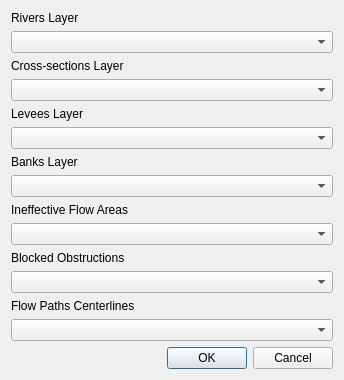
Qt form rivergis/ui/ui_importDataIntoRasTables.ui (erpas/rgis) before a commit.
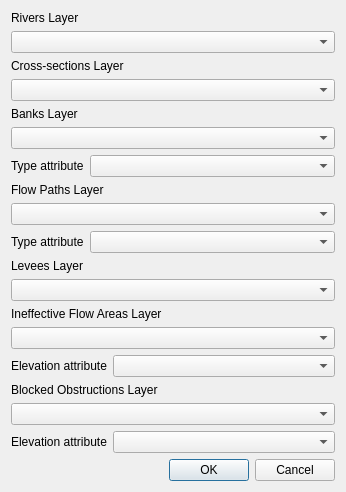
The same form after that commit.

Commit message: finished import data into RAS tables

Diff of the .ui file:
```diff
--- a/rivergis/ui/ui_importDataIntoRasTables.ui
+++ b/rivergis/ui/ui_importDataIntoRasTables.ui
@@ -6,10 +6,16 @@
    <rect>
     <x>0</x>
     <y>0</y>
-    <width>344</width>
-    <height>350</height>
+    <width>346</width>
+    <height>470</height>
    </rect>
   </property>
+  <property name="sizePolicy">
+   <sizepolicy hsizetype="MinimumExpanding" vsizetype="Preferred">
+    <horstretch>0</horstretch>
+    <verstretch>0</verstretch>
+   </sizepolicy>
+  </property>
   <property name="windowTitle">
    <string>Import Data Into RAS PostGIS Tables</string>
   </property>
@@ -36,16 +42,6 @@
      <item>
       <widget class="QComboBox" name="cboXs"/>
      </item>
-     <item>
-      <widget class="QLabel" name="label_3">
-       <property name="text">
-        <string>Levees Layer</string>
-       </property>
-      </widget>
-     </item>
-     <item>
-      <widget class="QComboBox" name="cboLevees"/>
-     </item>
      <item>
       <widget class="QLabel" name="label_4">
        <property name="text">
@@ -56,20 +52,109 @@
      <item>
       <widget class="QComboBox" name="cboBanks"/>
      </item>
+     <item>
+      <layout class="QHBoxLayout" name="horizontalLayout_2">
+       <item>
+        <widget class="QLabel" name="label_9">
+         <property name="text">
+          <string>Type attribute</string>
+         </property>
+        </widget>
+       </item>
+       <item>
+        <widget class="QComboBox" name="cboBanklineType">
+         <property name="sizePolicy">
+          <sizepolicy hsizetype="MinimumExpanding" vsizetype="Fixed">
+           <horstretch>0</horstretch>
+           <verstretch>0</verstretch>
+          </sizepolicy>
+         </property>
+        </widget>
+       </item>
+      </layout>
+     </item>
+     <item>
+      <widget class="QLabel" name="label_7">
+       <property name="text">
+        <string>Flow Paths Layer</string>
+       </property>
+      </widget>
+     </item>
+     <item>
+      <widget class="QComboBox" name="cboFlowPaths"/>
+     </item>
+     <item>
+      <layout class="QHBoxLayout" name="horizontalLayout">
+       <item>
+        <widget class="QLabel" name="label_8">
+         <property name="text">
+          <string>Type attribute</string>
+         </property>
+        </widget>
+       </item>
+       <item>
+        <widget class="QComboBox" name="cboFlowpathType">
+         <property name="sizePolicy">
+          <sizepolicy hsizetype="MinimumExpanding" vsizetype="Fixed">
+           <horstretch>0</horstretch>
+           <verstretch>0</verstretch>
+          </sizepolicy>
+         </property>
+         <property name="minimumSize">
+          <size>
+           <width>0</width>
+           <height>0</height>
+          </size>
+         </property>
+        </widget>
+       </item>
+      </layout>
+     </item>
+     <item>
+      <widget class="QLabel" name="label_3">
+       <property name="text">
+        <string>Levees Layer</string>
+       </property>
+      </widget>
+     </item>
+     <item>
+      <widget class="QComboBox" name="cboLevees"/>
+     </item>
      <item>
       <widget class="QLabel" name="label_5">
        <property name="text">
-        <string>Ineffective Flow Areas</string>
+        <string>Ineffective Flow Areas Layer</string>
        </property>
       </widget>
      </item>
      <item>
       <widget class="QComboBox" name="cboIneffective"/>
      </item>
+     <item>
+      <layout class="QHBoxLayout" name="horizontalLayout_3">
+       <item>
+        <widget class="QLabel" name="label_10">
+         <property name="text">
+          <string>Elevation attribute</string>
+         </property>
+        </widget>
+       </item>
+       <item>
+        <widget class="QComboBox" name="cboIneffElev">
+         <property name="sizePolicy">
+          <sizepolicy hsizetype="MinimumExpanding" vsizetype="Fixed">
+           <horstretch>0</horstretch>
+           <verstretch>0</verstretch>
+          </sizepolicy>
+         </property>
+        </widget>
+       </item>
+      </layout>
+     </item>
      <item>
       <widget class="QLabel" name="label_6">
        <property name="text">
-        <string>Blocked Obstructions</string>
+        <string>Blocked Obstructions Layer</string>
        </property>
       </widget>
      </item>
@@ -77,14 +162,25 @@
       <widget class="QComboBox" name="cboObstructions"/>
      </item>
      <item>
-      <widget class="QLabel" name="label_7">
-       <property name="text">
-        <string>Flow Paths Centerlines </string>
-       </property>
-      </widget>
-     </item>
-     <item>
-      <widget class="QComboBox" name="cboFlowPaths"/>
+      <layout class="QHBoxLayout" name="horizontalLayout_4">
+       <item>
+        <widget class="QLabel" name="label_11">
+         <property name="text">
+          <string>Elevation attribute</string>
+         </property>
+        </widget>
+       </item>
+       <item>
+        <widget class="QComboBox" name="cboObstructionsElev">
+         <property name="sizePolicy">
+          <sizepolicy hsizetype="MinimumExpanding" vsizetype="Fixed">
+           <horstretch>0</horstretch>
+           <verstretch>0</verstretch>
+          </sizepolicy>
+         </property>
+        </widget>
+       </item>
+      </layout>
      </item>
      <item>
       <widget class="QDialogButtonBox" name="buttonBox">
```
The commit also changes 3 other files.
